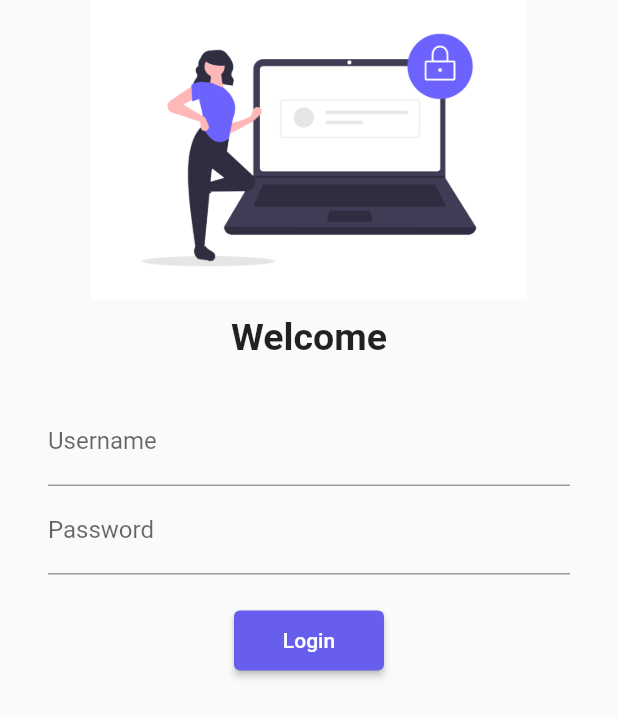
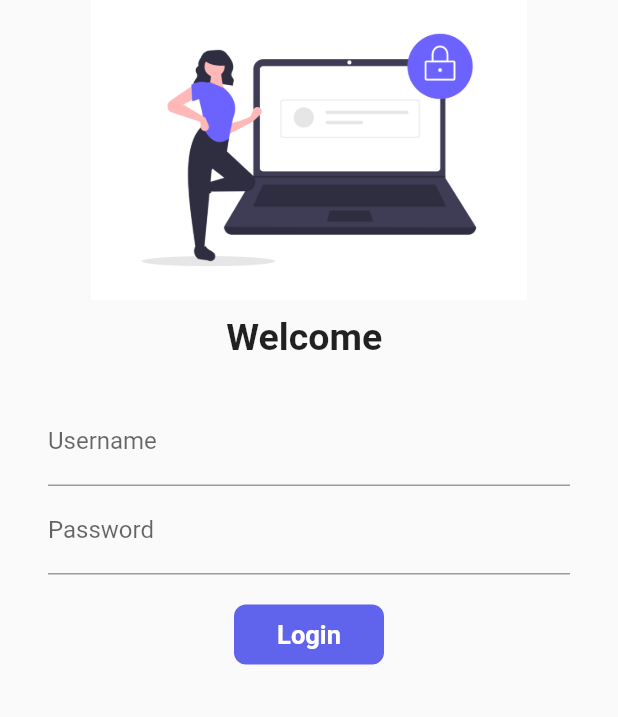
Before and after one commit to ashishu8888/catalogApp-flutter, a Flutter app: the LoginPage widget shown alone on an empty page, opened directly, on a phone screen of 412 x 824 dp. Shown: the top 717 px of the screen. Run offline on Flutter 3.47's test engine with Material 2 defaults, Android fonts, the phone set to English and light mode, and no system bars; our stand-ins replace google_fonts.

Commit message:
day6 completed

```diff
--- a/flutter_application_1/lib/main2.dart
+++ b/flutter_application_1/lib/main2.dart
@@ -23,7 +23,7 @@ class MyApp extends StatelessWidget {
           primarySwatch: Colors.blue,
           fontFamily: GoogleFonts.lato().fontFamily),
       darkTheme: ThemeData(brightness: Brightness.dark),
-      initialRoute: "/Login",
+      initialRoute: myroutes.loginpage,
       routes: {
         myroutes.homepage: (context) => HomePage(),
         myroutes.loginpage: (context) => LoginPage(),
--- a/flutter_application_1/lib/pages/login_page.dart
+++ b/flutter_application_1/lib/pages/login_page.dart
@@ -1,9 +1,16 @@
 import 'package:flutter/material.dart';
 import 'package:flutter_application_1/utils/routes.dart';
 
-class LoginPage extends StatelessWidget {
+class LoginPage extends StatefulWidget {
   const LoginPage({Key? key}) : super(key: key);
 
+  @override
+  State<LoginPage> createState() => _LoginPageState();
+}
+
+class _LoginPageState extends State<LoginPage> {
+  String name = "";
+  bool changeButton = false;
   @override
   Widget build(BuildContext context) {
     return Material(
@@ -17,7 +24,7 @@ class LoginPage extends StatelessWidget {
           ),
           SizedBox(height: 10),
           Text(
-            "Welcome",
+            "Welcome $name",
             style: TextStyle(
               fontSize: 25,
               fontWeight: FontWeight.bold,
@@ -34,6 +41,10 @@ class LoginPage extends StatelessWidget {
                     hintText: "Enter username",
                     labelText: "Username",
                   ),
+                  onChanged: (value) {
+                    name = value;
+                    setState(() {});
+                  },
                 ),
                 TextFormField(
                   obscureText: true,
@@ -43,15 +54,44 @@ class LoginPage extends StatelessWidget {
                   ),
                 ),
                 SizedBox(height: 20),
-                ElevatedButton(
-                  child: Text("Login"),
-                  style: TextButton.styleFrom(
-                      minimumSize: Size(100, 40),
-                      backgroundColor: Color.fromARGB(255, 103, 94, 238)),
-                  onPressed: () {
+                InkWell(
+                  onTap: () async {
+                    //Navigator.pushNamed(context, myroutes.homepage);
+                    setState(() {
+                      changeButton = true;
+                    });
+                    await Future.delayed(Duration(seconds: 1));
                     Navigator.pushNamed(context, myroutes.homepage);
                   },
+                  child: AnimatedContainer(
+                    duration: Duration(seconds: 1),
+                    alignment: Alignment.center,
+                    width: changeButton ? 50 : 100,
+                    height: 40,
+                    child: changeButton
+                        ? Icon(Icons.done, color: Colors.white)
+                        : Text(
+                            "Login",
+                            style: TextStyle(
+                                color: Colors.white,
+                                fontWeight: FontWeight.bold,
+                                fontSize: 17),
+                          ),
+                    decoration: BoxDecoration(
+                        color: Color.fromARGB(255, 96, 99, 236),
+                        borderRadius:
+                            BorderRadius.circular(changeButton ? 50 : 8)),
+                  ),
                 )
+                // ElevatedButton(
+                //   child: Text("Login"),
+                //   style: TextButton.styleFrom(
+                //       minimumSize: Size(100, 40),
+                //       backgroundColor: Color.fromARGB(255, 103, 94, 238)),
+                //   onPressed: () {
+                //     Navigator.pushNamed(context, myroutes.homepage);
+                //   },
+                // )
               ],
             ),
           )
```
